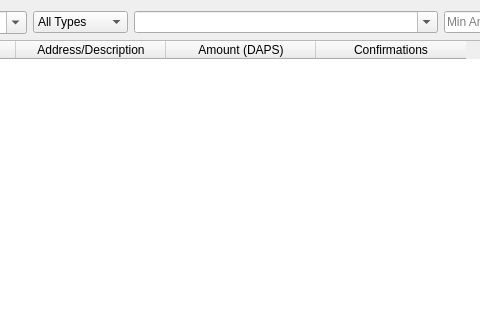
Before: the Qt Designer form src/qt/forms/historypage.ui in nashsclay/DAPSCoin, drawn with Qt 5; both pictures show x 296 to 776 and y 0 to 320 of the 1055 by 521 pixel window.
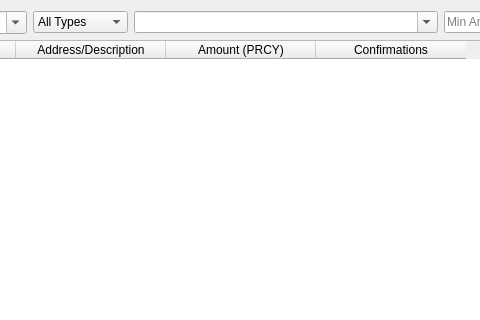
After: the same form once the commit is applied.

Commit message: convert to PRCY

```diff
--- a/src/qt/forms/historypage.ui
+++ b/src/qt/forms/historypage.ui
@@ -202,7 +202,7 @@
        </column>
        <column>
         <property name="text">
-         <string>Amount (DAPS)</string>
+         <string>Amount (PRCY)</string>
         </property>
        </column>
        <column>
```
The commit also changes 392 other files.
